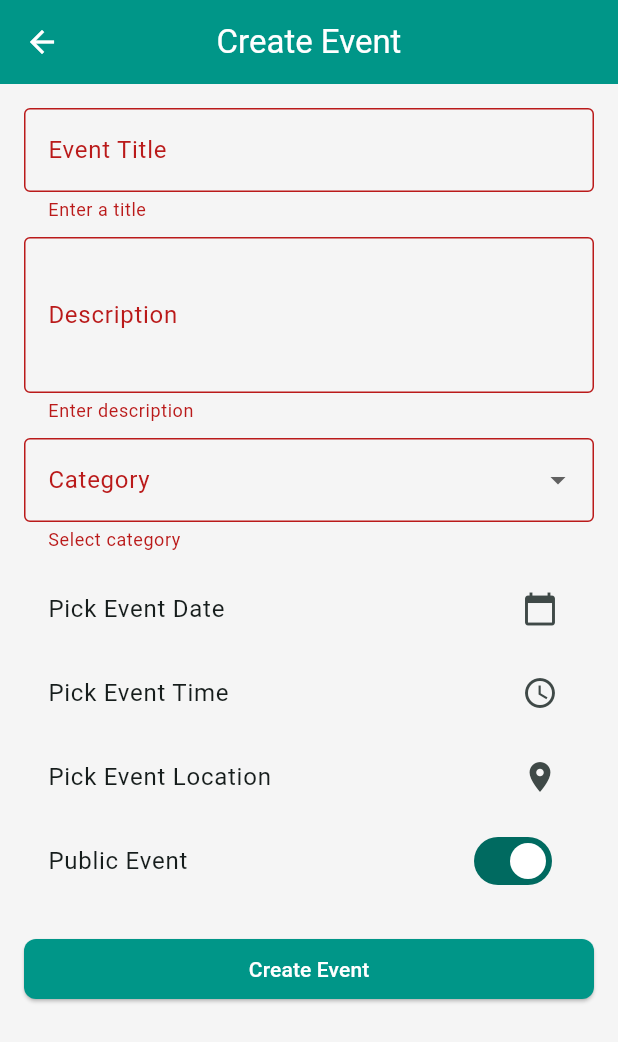
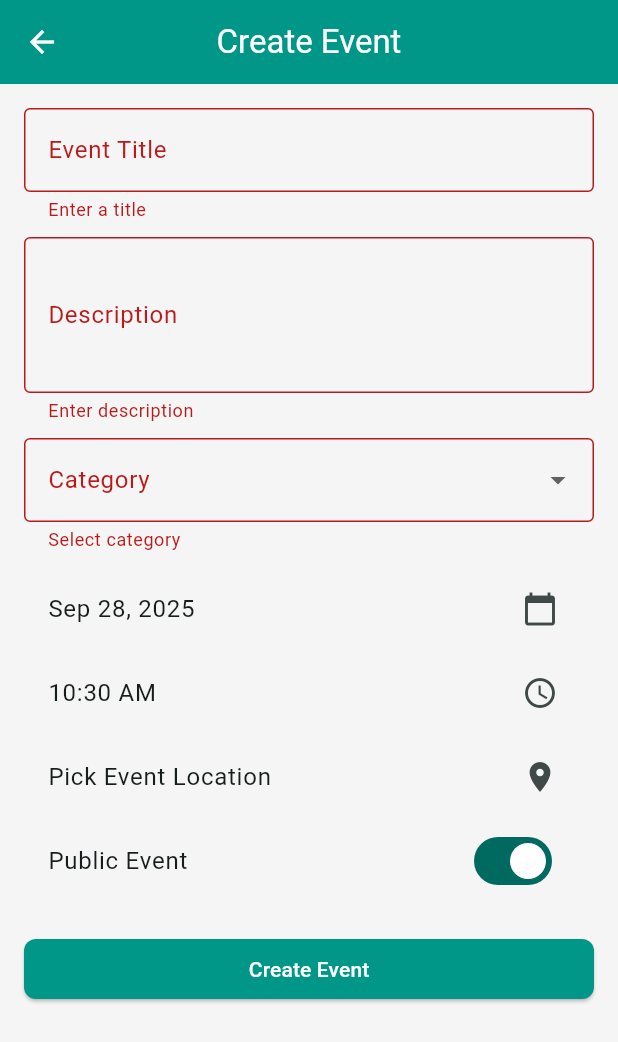
Before and after one commit to sandy4242/CircleOfInterest, a Flutter app: the CreateEventScreen screen opened directly, after a tap on "Create Event", on a phone screen of 412 x 824 dp. Shown: the top 1042 px of the screen. Run offline on Flutter 3.47's test engine with Material 3 defaults, Android fonts, the phone set to English and light mode, and no system bars; our stand-ins replace go_router.

Commit message:
fixes suggested after review

```diff
--- a/lib/constants/constants.dart
+++ b/lib/constants/constants.dart
@@ -1,3 +1,5 @@
+import 'package:flutter/material.dart';
+
 class AppConstants {
   // Bottom Navigation Labels
   static const String homeLabel = "Home";
@@ -5,6 +7,7 @@ class AppConstants {
 
   static const String createLabel = "Create";
   static const String notificationsLabel = "Notifications";
-  // following constant was missing
   static const String profileLabel = 'Profile';
+  static const SizedBox verticalSpaceSmall = SizedBox(height: 10);
+  static const SizedBox verticalSpaceMedium = SizedBox(height: 20);
 }
--- /dev/null
+++ b/lib/models/event.dart
@@ -0,0 +1,38 @@
+class Event {
+  String title;
+  String description;
+  String category;
+  bool isPublic;
+  DateTime dateTime;
+  String location;
+
+  Event({
+    required this.title,
+    required this.description,
+    required this.category,
+    required this.isPublic,
+    required this.dateTime,
+    required this.location,
+  });
+
+  /// Static list of allowed categories
+  static const List<String> categories = [
+    'Book Club',
+    'Workshop',
+    'Study Group',
+    'Hobby Meetup',
+    'Other',
+  ];
+
+  /// Convert Event to Map (for backend or local storage)
+  Map<String, dynamic> toMap() {
+    return {
+      'title': title,
+      'description': description,
+      'category': category,
+      'isPublic': isPublic,
+      'dateTime': dateTime.toIso8601String(),
+      'location': location,
+    };
+  }
+}
--- a/lib/presentation/screens/create_event_screen.dart
+++ b/lib/presentation/screens/create_event_screen.dart
@@ -1,5 +1,8 @@
+import 'package:circle_of_interest/constants/constants.dart';
 import 'package:flutter/material.dart';
 import 'package:intl/intl.dart';
+import '../../models/event.dart';
+import '../../services/event_services.dart';
 
 class CreateEventScreen extends StatefulWidget {
   const CreateEventScreen({super.key});
@@ -11,72 +14,95 @@ class CreateEventScreen extends StatefulWidget {
 class _CreateEventScreenState extends State<CreateEventScreen> {
   final _formKey = GlobalKey<FormState>();
 
-  String? _title;
-  String? _description;
-  String? _category;
-  bool _isPublic = true;
-  DateTime? _selectedDate;
-  TimeOfDay? _selectedTime;
-  String? _location;
+  // Hold form data
+  Event _event = Event(
+    title: '',
+    description: '',
+    category: '',
+    isPublic: true,
+    dateTime: DateTime.now(),
+    location: '',
+  );
 
-  final List<String> _categories = [
-    'Book Club',
-    'Workshop',
-    'Study Group',
-    'Hobby Meetup',
-    'Other',
-  ];
+  final EventService _eventService = EventService();
 
+  /// Submit form
   void _submitForm() {
-    if (_formKey.currentState!.validate()) {
-      if (_selectedDate == null || _selectedTime == null || _location == null) {
-        ScaffoldMessenger.of(context).showSnackBar(
-          const SnackBar(content: Text('Please select date, time, and location')),
-        );
+    if (!_formKey.currentState!.validate()) return;
+
+    _formKey.currentState!.save();
+
+    // Validate event using service
+    final validationMessage = _eventService.validateEvent(_event);
+    if (validationMessage != null) {
+      ScaffoldMessenger.of(context)
+          .showSnackBar(SnackBar(content: Text(validationMessage)));
       return;
     }
 
-      _formKey.currentState!.save();
-
-      final eventDateTime = DateTime(
-        _selectedDate!.year,
-        _selectedDate!.month,
-        _selectedDate!.day,
-        _selectedTime!.hour,
-        _selectedTime!.minute,
-      );
-
+    // Create event
+    _eventService.createEvent(
+      _event,
+      onSuccess: () {
         ScaffoldMessenger.of(context).showSnackBar(
           SnackBar(
             content: Text(
-            'Event Created: $_title ($_category) on ${DateFormat.yMMMd().add_jm().format(eventDateTime)} at $_location',
+              'Event Created: ${_event.title} (${_event.category}) on '
+              '${_eventService.formatEventDateTime(_event.dateTime)} at ${_event.location}',
             ),
           ),
         );
-
-      // TODO: Integrate with backend
-    }
+      },
+      onError: () {
+        ScaffoldMessenger.of(context).showSnackBar(
+          const SnackBar(content: Text('Failed to create event')),
+        );
+      },
+    );
   }
 
+  /// Pick event date
   Future<void> _pickDate() async {
-    DateTime now = DateTime.now();
+    final now = DateTime.now();
     final DateTime? date = await showDatePicker(
       context: context,
       initialDate: now,
       firstDate: now,
       lastDate: DateTime(now.year + 5),
     );
-    if (date != null) setState(() => _selectedDate = date);
+    if (date != null) {
+      setState(() {
+        _event.dateTime = DateTime(
+          date.year,
+          date.month,
+          date.day,
+          _event.dateTime.hour,
+          _event.dateTime.minute,
+        );
+      });
+    }
   }
 
+  /// Pick event time
   Future<void> _pickTime() async {
     final TimeOfDay? time =
-        await showTimePicker(context: context, initialTime: TimeOfDay.now());
-    if (time != null) setState(() => _selectedTime = time);
+        await showTimePicker(context: context, initialTime: TimeOfDay.fromDateTime(_event.dateTime));
+    if (time != null) {
+      setState(() {
+        _event.dateTime = DateTime(
+          _event.dateTime.year,
+          _event.dateTime.month,
+          _event.dateTime.day,
+          time.hour,
+          time.minute,
+        );
+      });
+    }
   }
 
-  void _pickLocation() async {
-  TextEditingController controller = TextEditingController();
+  /// Pick event location
+  Future<void> _pickLocation() async {
+    TextEditingController controller = TextEditingController(text: _event.location);
     final result = await showDialog<String>(
       context: context,
       builder: (context) => AlertDialog(
@@ -101,13 +127,12 @@ class _CreateEventScreenState extends State<CreateEventScreen> {
     );
 
     if (result != null && result.isNotEmpty) {
-    setState(() => _location = result);
+      setState(() => _event.location = result);
       ScaffoldMessenger.of(context).showSnackBar(
-      SnackBar(content: Text('Location selected: $_location')),
+        SnackBar(content: Text('Location selected: ${_event.location}')),
       );
     }
   }
-
 
   @override
   Widget build(BuildContext context) {
@@ -121,66 +146,61 @@ class _CreateEventScreenState extends State<CreateEventScreen> {
             children: [
               // Event Title
               TextFormField(
+                initialValue: _event.title,
                 decoration: const InputDecoration(
                   labelText: 'Event Title',
                   border: OutlineInputBorder(),
                 ),
-                validator: (val) =>
-                    val == null || val.isEmpty ? 'Enter a title' : null,
-                onSaved: (val) => _title = val,
+                validator: (val) => val == null || val.isEmpty ? 'Enter a title' : null,
+                onSaved: (val) => _event.title = val!,
               ),
-              const SizedBox(height: 10),
+              AppConstants.verticalSpaceSmall,
 
               // Description
               TextFormField(
+                initialValue: _event.description,
                 decoration: const InputDecoration(
                   labelText: 'Description',
                   border: OutlineInputBorder(),
                 ),
                 maxLines: 3,
-                validator: (val) =>
-                    val == null || val.isEmpty ? 'Enter description' : null,
-                onSaved: (val) => _description = val,
+                validator: (val) => val == null || val.isEmpty ? 'Enter description' : null,
+                onSaved: (val) => _event.description = val!,
               ),
-              const SizedBox(height: 10),
+              AppConstants.verticalSpaceSmall,
 
               // Category Dropdown
               DropdownButtonFormField<String>(
+                value: _event.category.isEmpty ? null : _event.category,
                 decoration: const InputDecoration(
                   labelText: 'Category',
                   border: OutlineInputBorder(),
                 ),
-                items: _categories
-                    .map((cat) =>
-                        DropdownMenuItem(value: cat, child: Text(cat)))
+                items: Event.categories
+                    .map((cat) => DropdownMenuItem(value: cat, child: Text(cat)))
                     .toList(),
-                onChanged: (val) => setState(() => _category = val),
-                validator: (val) =>
-                    val == null || val.isEmpty ? 'Select category' : null,
+                onChanged: (val) => setState(() => _event.category = val!),
+                validator: (val) => val == null || val.isEmpty ? 'Select category' : null,
               ),
-              const SizedBox(height: 10),
+              AppConstants.verticalSpaceSmall,
 
               // Date Picker
               ListTile(
-                title: Text(_selectedDate == null
-                    ? 'Pick Event Date'
-                    : 'Date: ${DateFormat.yMMMd().format(_selectedDate!)}'),
+                title: Text(DateFormat.yMMMd().format(_event.dateTime)),
                 trailing: const Icon(Icons.calendar_today),
                 onTap: _pickDate,
               ),
 
               // Time Picker
               ListTile(
-                title: Text(_selectedTime == null
-                    ? 'Pick Event Time'
-                    : 'Time: ${_selectedTime!.format(context)}'),
+                title: Text(TimeOfDay.fromDateTime(_event.dateTime).format(context)),
                 trailing: const Icon(Icons.access_time),
                 onTap: _pickTime,
               ),
 
               // Location Picker
               ListTile(
-                title: Text(_location ?? 'Pick Event Location'),
+                title: Text(_event.location.isEmpty ? 'Pick Event Location' : _event.location),
                 trailing: const Icon(Icons.location_on),
                 onTap: _pickLocation,
               ),
@@ -188,11 +208,11 @@ class _CreateEventScreenState extends State<CreateEventScreen> {
               // Public/Private Toggle
               SwitchListTile(
                 title: const Text('Public Event'),
-                value: _isPublic,
-                onChanged: (val) => setState(() => _isPublic = val),
+                value: _event.isPublic,
+                onChanged: (val) => setState(() => _event.isPublic = val),
               ),
 
-              const SizedBox(height: 20),
+             AppConstants.verticalSpaceMedium,
               ElevatedButton(
                 onPressed: _submitForm,
                 child: const Text('Create Event'),
```
Also changed, not shown: lib/services/event_services.dart (added, +48 -0 lines). Lines whose indentation alone changed are shown as unchanged.
